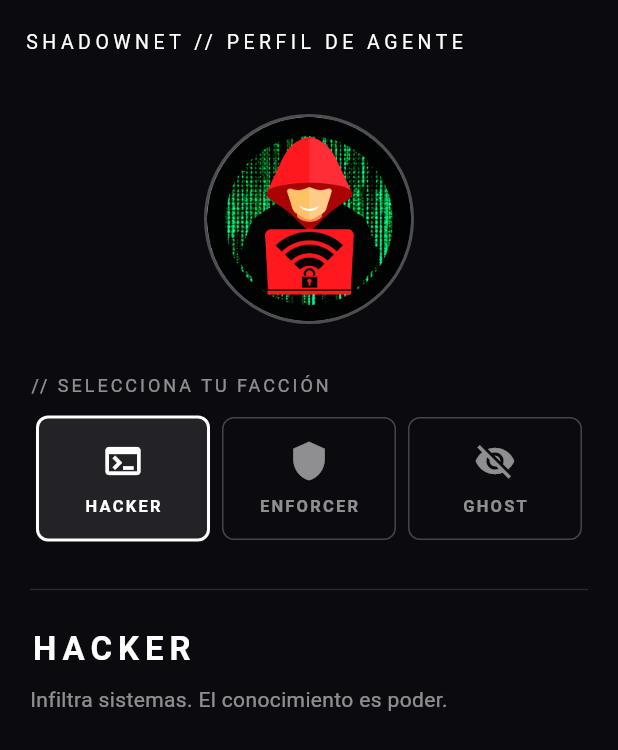
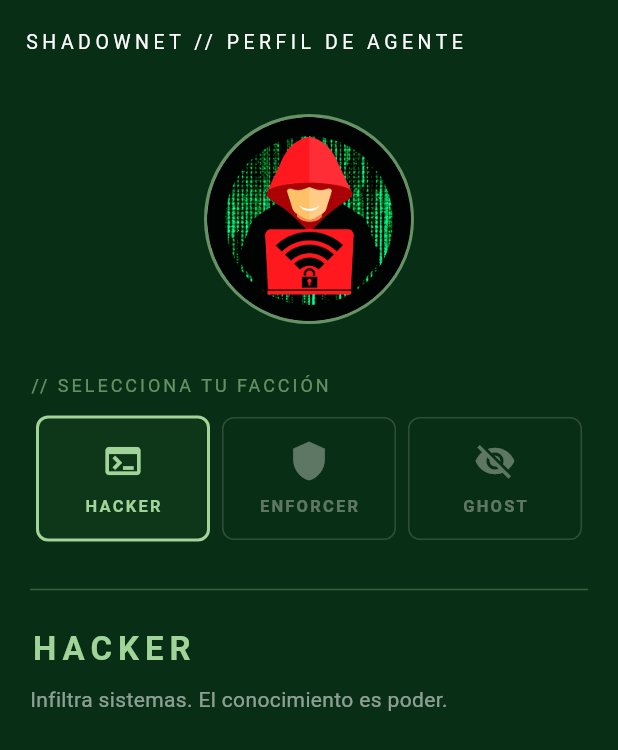
Before and after one commit to NarethWebDev/ShadowNet, a Flutter app: the screen it shows after launch, after a tap on "HACKER", on a phone screen of 412 x 824 dp. Shown: the top 750 px of the screen. Run offline on Flutter 3.47's test engine with Material 3 defaults, Android fonts, the light colour scheme and no system bars.

Commit message:
feat: implementacion de colores a los botones con cambio en el fondo y en la app en general

```diff
--- a/lib/app.dart
+++ b/lib/app.dart
@@ -1,8 +1,19 @@
 import 'package:flutter/material.dart';
 import 'screens/agent_profile_screen.dart';
 
-class ShadowNetApp extends StatelessWidget {
+class ShadowNetApp extends StatefulWidget {
   const ShadowNetApp({super.key});
+
+  @override
+  State<ShadowNetApp> createState() => _ShadowNetAppState();
+}
+
+class _ShadowNetAppState extends State<ShadowNetApp> {
+  Color _seedColor = const Color(0xFF00FF41);
+
+  void _onSeedColorChanged(Color color) {
+    setState(() => _seedColor = color);
+  }
 
   @override
   Widget build(BuildContext context) {
@@ -11,12 +22,14 @@ class ShadowNetApp extends StatelessWidget {
       debugShowCheckedModeBanner: false,
       theme: ThemeData(
         colorScheme: ColorScheme.fromSeed(
-          seedColor: Colors.green,
+          seedColor: _seedColor,
           brightness: Brightness.dark,
         ),
         useMaterial3: true,
       ),
-      home: const AgentProfileScreen(),
+      home: AgentProfileScreen(
+        onSeedColorChanged: _onSeedColorChanged,
+      ),
     );
   }
 }
--- a/lib/models/faction.dart
+++ b/lib/models/faction.dart
@@ -1,3 +1,5 @@
+import 'package:flutter/material.dart';
+
 enum Faction { hacker, enforcer, ghost }
 
 class FactionData {
@@ -14,6 +16,11 @@ class FactionData {
     required this.imagePath,
     required this.seedColorHex,
   });
+
+  Color get seedColor {
+    final hex = seedColorHex.replaceAll('#', '');
+    return Color(int.parse('FF$hex', radix: 16));
+  }
 }
 
 // Catálogo completo de facciones
--- a/lib/screens/agent_profile_screen.dart
+++ b/lib/screens/agent_profile_screen.dart
@@ -3,7 +3,12 @@ import '../models/faction.dart';
 import '../widgets/faction_selector.dart';
 
 class AgentProfileScreen extends StatefulWidget {
-  const AgentProfileScreen({super.key});
+  final ValueChanged<Color> onSeedColorChanged;
+
+  const AgentProfileScreen({
+    super.key,
+    required this.onSeedColorChanged,
+  });
 
   @override
   State<AgentProfileScreen> createState() => _AgentProfileScreenState();
@@ -11,19 +16,38 @@ class AgentProfileScreen extends StatefulWidget {
 
 class _AgentProfileScreenState extends State<AgentProfileScreen> {
   Faction? _selectedFaction;
+  Color _backgroundColor = const Color(0xFF0A0A0F); // 👈 estado propio del fondo
 
   FactionData? get _currentFaction => _selectedFaction == null
       ? null
       : factions.firstWhere((f) => f.faction == _selectedFaction);
 
   void _onFactionSelected(Faction faction) {
-    setState(() => _selectedFaction = faction);
+    final data = factions.firstWhere((f) => f.faction == faction);
+
+    setState(() {
+      _selectedFaction = faction;
+      // 👇 mezcla negro base con el color de la facción al 15%
+      _backgroundColor = Color.lerp(
+        const Color(0xFF0A0A0F),
+        data.seedColor,
+        0.15,
+      )!;
+    });
+
+    widget.onSeedColorChanged(data.seedColor);
   }
 
   @override
   Widget build(BuildContext context) {
-    return Scaffold(
-      backgroundColor: const Color(0xFF0A0A0F),
+    final colorScheme = Theme.of(context).colorScheme;
+
+    return AnimatedContainer(
+      duration: const Duration(milliseconds: 400),
+      curve: Curves.easeInOut,
+      color: _backgroundColor, // 👈 usa la variable de estado directamente
+      child: Scaffold(
+        backgroundColor: Colors.transparent,
         appBar: AppBar(
           backgroundColor: Colors.transparent,
           elevation: 0,
@@ -52,10 +76,14 @@ class _AgentProfileScreenState extends State<AgentProfileScreen> {
                       decoration: BoxDecoration(
                         shape: BoxShape.circle,
                         border: Border.all(
-                        color: Colors.white24,
+                          color: _currentFaction != null
+                              ? colorScheme.primary.withOpacity(0.6)
+                              : Colors.white24,
                           width: 2,
                         ),
-                      color: Colors.white.withOpacity(0.05),
+                        color: _currentFaction != null
+                            ? colorScheme.primaryContainer.withOpacity(0.1)
+                            : Colors.white.withOpacity(0.05),
                       ),
                       child: _currentFaction == null
                           ? const Icon(
@@ -77,7 +105,6 @@ class _AgentProfileScreenState extends State<AgentProfileScreen> {
 
                 const SizedBox(height: 32),
 
-              // Selector de facción
                 FactionSelector(
                   selectedFaction: _selectedFaction,
                   onFactionSelected: _onFactionSelected,
@@ -86,12 +113,12 @@ class _AgentProfileScreenState extends State<AgentProfileScreen> {
                 const SizedBox(height: 24),
 
                 if (_currentFaction != null) ...[
-                const Divider(color: Colors.white12),
+                  Divider(color: colorScheme.primary.withOpacity(0.3)),
                   const SizedBox(height: 16),
                   Text(
                     _currentFaction!.displayName.toUpperCase(),
-                  style: const TextStyle(
-                    color: Colors.white,
+                    style: TextStyle(
+                      color: colorScheme.primary,
                       fontSize: 22,
                       fontWeight: FontWeight.bold,
                       letterSpacing: 4,
@@ -122,6 +149,7 @@ class _AgentProfileScreenState extends State<AgentProfileScreen> {
             ),
           ),
         ),
+      ),
     );
   }
 }
--- a/lib/widgets/faction_selector.dart
+++ b/lib/widgets/faction_selector.dart
@@ -13,13 +13,15 @@ class FactionSelector extends StatelessWidget {
 
   @override
   Widget build(BuildContext context) {
+    final colorScheme = Theme.of(context).colorScheme; // 👈 tema activo
+
     return Column(
       crossAxisAlignment: CrossAxisAlignment.start,
       children: [
-        const Text(
+        Text(
           '// SELECCIONA TU FACCIÓN',
           style: TextStyle(
-            color: Colors.white54,
+            color: colorScheme.primary.withOpacity(0.6), // 👈 dinámico
             fontSize: 12,
             letterSpacing: 2,
           ),
@@ -60,17 +62,21 @@ class _FactionButton extends StatelessWidget {
 
   @override
   Widget build(BuildContext context) {
+    final colorScheme = Theme.of(context).colorScheme;
+
     return AnimatedContainer(
       duration: const Duration(milliseconds: 300),
       curve: Curves.easeInOut,
       decoration: BoxDecoration(
         border: Border.all(
-          color: isSelected ? Colors.white : Colors.white24,
+          color: isSelected
+              ? colorScheme.primary
+              : colorScheme.outline.withOpacity(0.3),
           width: isSelected ? 2 : 1,
         ),
         borderRadius: BorderRadius.circular(8),
         color: isSelected
-            ? Colors.white.withOpacity(0.1)
+            ? colorScheme.primaryContainer.withOpacity(0.2)
             : Colors.transparent,
       ),
       child: Material(
@@ -78,13 +84,16 @@ class _FactionButton extends StatelessWidget {
         child: InkWell(
           borderRadius: BorderRadius.circular(8),
           onTap: onTap,
+          splashColor: colorScheme.primary.withOpacity(0.2),
           child: Padding(
             padding: const EdgeInsets.symmetric(vertical: 14, horizontal: 8),
             child: Column(
               children: [
                 Icon(
                   _iconForFaction(factionData.faction),
-                  color: isSelected ? Colors.white : Colors.white54,
+                  color: isSelected
+                      ? colorScheme.primary
+                      : colorScheme.onSurface.withOpacity(0.4),
                   size: 28,
                 ),
                 const SizedBox(height: 8),
@@ -94,7 +103,9 @@ class _FactionButton extends StatelessWidget {
                     fontSize: 11,
                     fontWeight: FontWeight.bold,
                     letterSpacing: 1.5,
-                    color: isSelected ? Colors.white : Colors.white54,
+                    color: isSelected
+                        ? colorScheme.primary
+                        : colorScheme.onSurface.withOpacity(0.4),
                   ),
                 ),
               ],
```
Also changed, not shown: pubspec.lock, 1 other file. Lines whose indentation alone changed are shown as unchanged.
